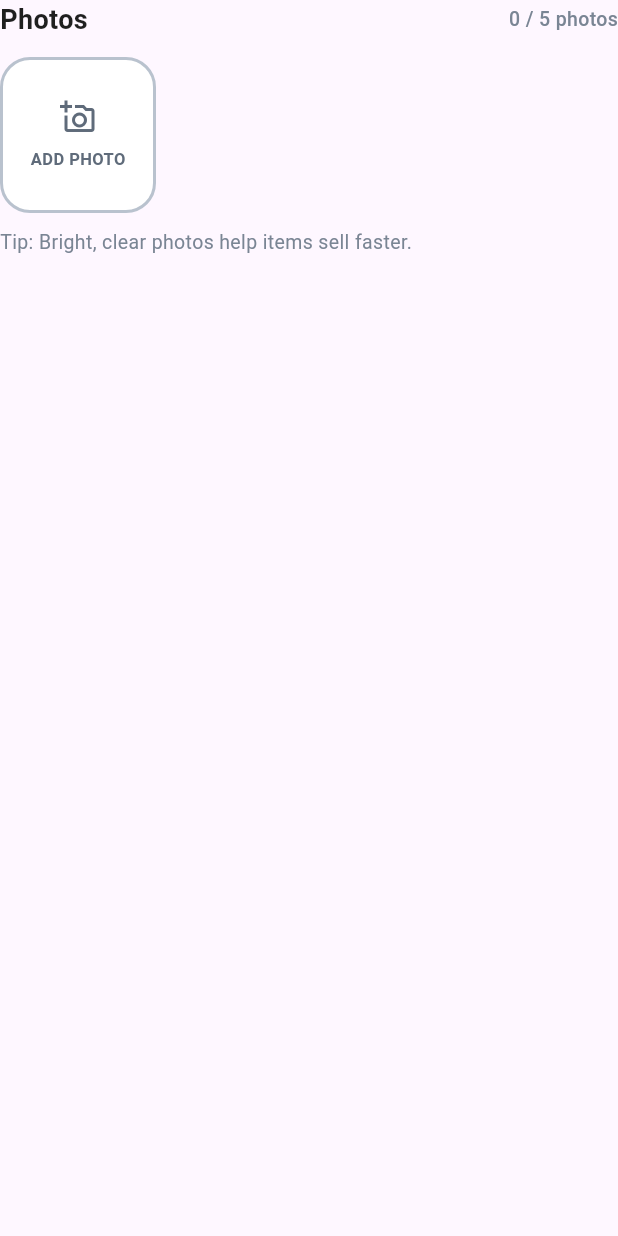
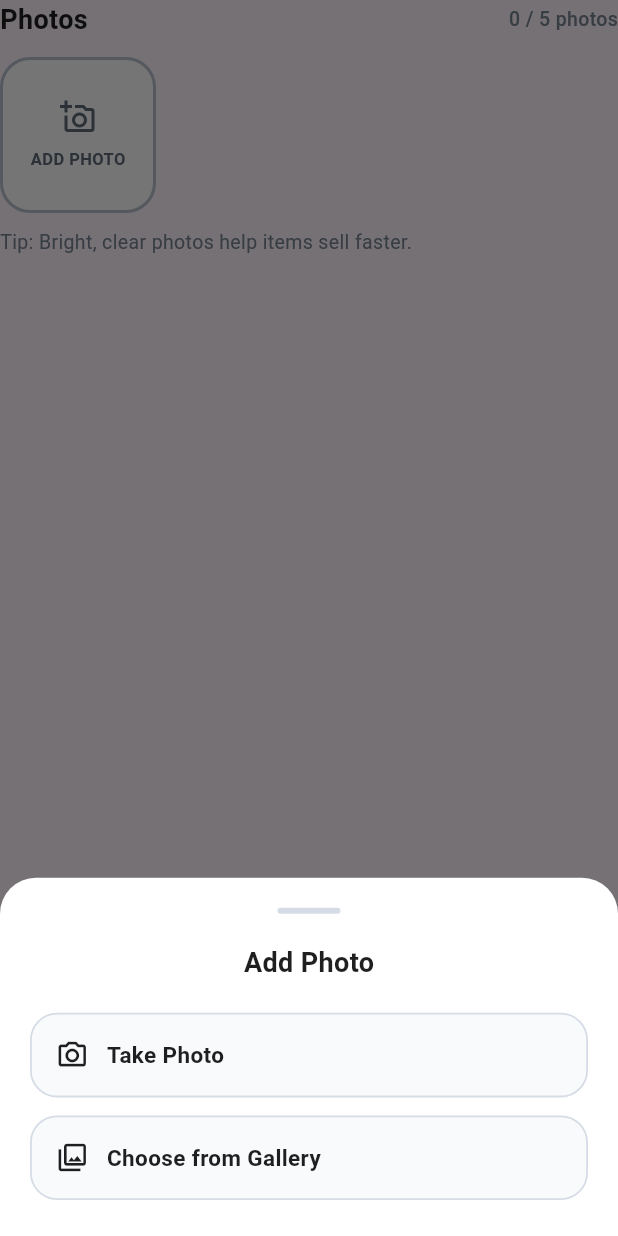
Before and after one commit to Moviles-ISIS3510-S4-G44/Flutter-app, a Flutter app: the ListingImagePickerSection widget shown alone on an empty page, opened directly, after a tap on "ADD PHOTO", on a phone screen of 412 x 824 dp. Run offline on Flutter 3.47's test engine with Material 3 defaults, Android fonts, the light colour scheme and no system bars; our stand-ins replace flutter_dotenv, go_router, image_picker; network calls fail.

Commit message:
feat(image-picker): add camera option for image selection and refactor image source selection UI

```diff
--- a/lib/ui/create_listing/create_listing_viewmodel.dart
+++ b/lib/ui/create_listing/create_listing_viewmodel.dart
@@ -72,12 +72,28 @@ class CreateListingViewModel extends ChangeNotifier {
     selectedCategory = category;
     notifyListeners();
   }
+
   // Images
   Future<void> pickImageFromGallery() async {
     if (selectedImages.length >= maxImages) return;
 
     final XFile? image = await _imagePicker.pickImage(
       source: ImageSource.gallery,
+    );
+
+    if (image == null) return;
+
+    if (selectedImages.length < maxImages) {
+      selectedImages = [...selectedImages, image];
+      notifyListeners();
+    }
+  }
+
+  Future<void> pickImageFromCamera() async {
+    if (selectedImages.length >= maxImages) return;
+
+    final XFile? image = await _imagePicker.pickImage(
+      source: ImageSource.camera,
     );
 
     if (image == null) return;
--- a/lib/ui/create_listing/widgets/listing_image_picker_section.dart
+++ b/lib/ui/create_listing/widgets/listing_image_picker_section.dart
@@ -47,7 +47,7 @@ class ListingImagePickerSection extends StatelessWidget {
             itemBuilder: (context, index) {
               if (canAddMore && index == 0) {
                 return _AddPhotoCard(
-                  onTap: viewModel.pickImageFromGallery,
+                  onTap: () => _showImageSourceSheet(context, viewModel),
                 );
               }
 
@@ -71,6 +71,66 @@ class ListingImagePickerSection extends StatelessWidget {
           ),
         ),
       ],
+    );
+  }
+
+  void _showImageSourceSheet(
+    BuildContext context,
+    CreateListingViewModel viewModel,
+  ) {
+    showModalBottomSheet(
+      context: context,
+      backgroundColor: Colors.white,
+      shape: const RoundedRectangleBorder(
+        borderRadius: BorderRadius.vertical(top: Radius.circular(24)),
+      ),
+      builder: (context) {
+        return SafeArea(
+          child: Padding(
+            padding: const EdgeInsets.fromLTRB(20, 20, 20, 24),
+            child: Column(
+              mainAxisSize: MainAxisSize.min,
+              children: [
+                Container(
+                  width: 42,
+                  height: 4,
+                  decoration: BoxDecoration(
+                    color: const Color(0xFFD6DCE5),
+                    borderRadius: BorderRadius.circular(999),
+                  ),
+                ),
+                const SizedBox(height: 20),
+                const Text(
+                  'Add Photo',
+                  style: TextStyle(
+                    fontSize: 18,
+                    fontWeight: FontWeight.w700,
+                    color: Color(0xFF1F1F1F),
+                  ),
+                ),
+                const SizedBox(height: 20),
+                _ImageSourceOption(
+                  icon: Icons.camera_alt_outlined,
+                  label: 'Take Photo',
+                  onTap: () async {
+                    Navigator.of(context).pop();
+                    await viewModel.pickImageFromCamera();
+                  },
+                ),
+                const SizedBox(height: 12),
+                _ImageSourceOption(
+                  icon: Icons.photo_library_outlined,
+                  label: 'Choose from Gallery',
+                  onTap: () async {
+                    Navigator.of(context).pop();
+                    await viewModel.pickImageFromGallery();
+                  },
+                ),
+              ],
+            ),
+          ),
+        );
+      },
     );
   }
 }
@@ -180,3 +240,53 @@ class _PhotoPreviewCard extends StatelessWidget {
     );
   }
 }
+
+class _ImageSourceOption extends StatelessWidget {
+  final IconData icon;
+  final String label;
+  final VoidCallback onTap;
+
+  const _ImageSourceOption({
+    required this.icon,
+    required this.label,
+    required this.onTap,
+  });
+
+  @override
+  Widget build(BuildContext context) {
+    return InkWell(
+      borderRadius: BorderRadius.circular(18),
+      onTap: onTap,
+      child: Container(
+        width: double.infinity,
+        padding: const EdgeInsets.symmetric(horizontal: 16, vertical: 16),
+        decoration: BoxDecoration(
+          color: const Color(0xFFF8FAFC),
+          borderRadius: BorderRadius.circular(18),
+          border: Border.all(
+            color: const Color(0xFFD6DCE5),
+            width: 1.2,
+          ),
+        ),
+        child: Row(
+          children: [
+            Icon(
+              icon,
+              size: 22,
+              color: const Color(0xFF1F1F1F),
+            ),
+            const SizedBox(width: 12),
+            Text(
+              label,
+              style: const TextStyle(
+                fontSize: 15,
+                fontWeight: FontWeight.w600,
+                color: Color(0xFF1F1F1F),
+              ),
+            ),
+          ],
+        ),
+      ),
+    );
+  }
+}
```
